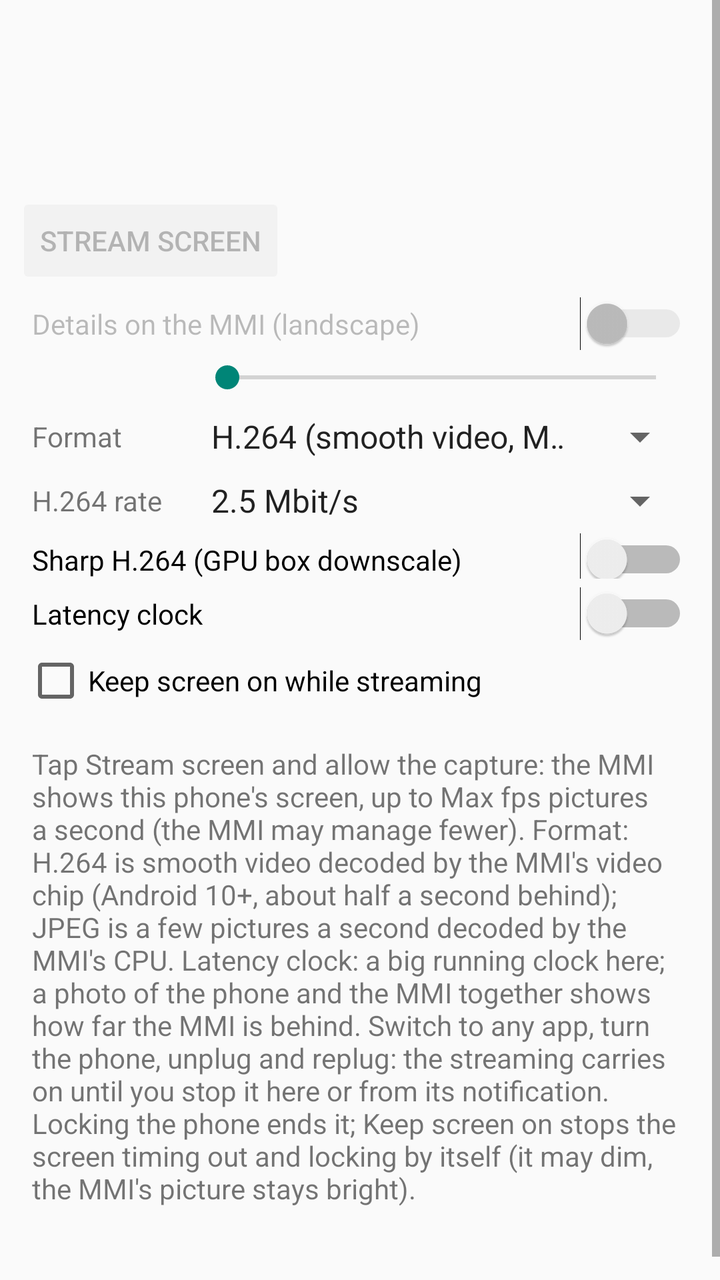
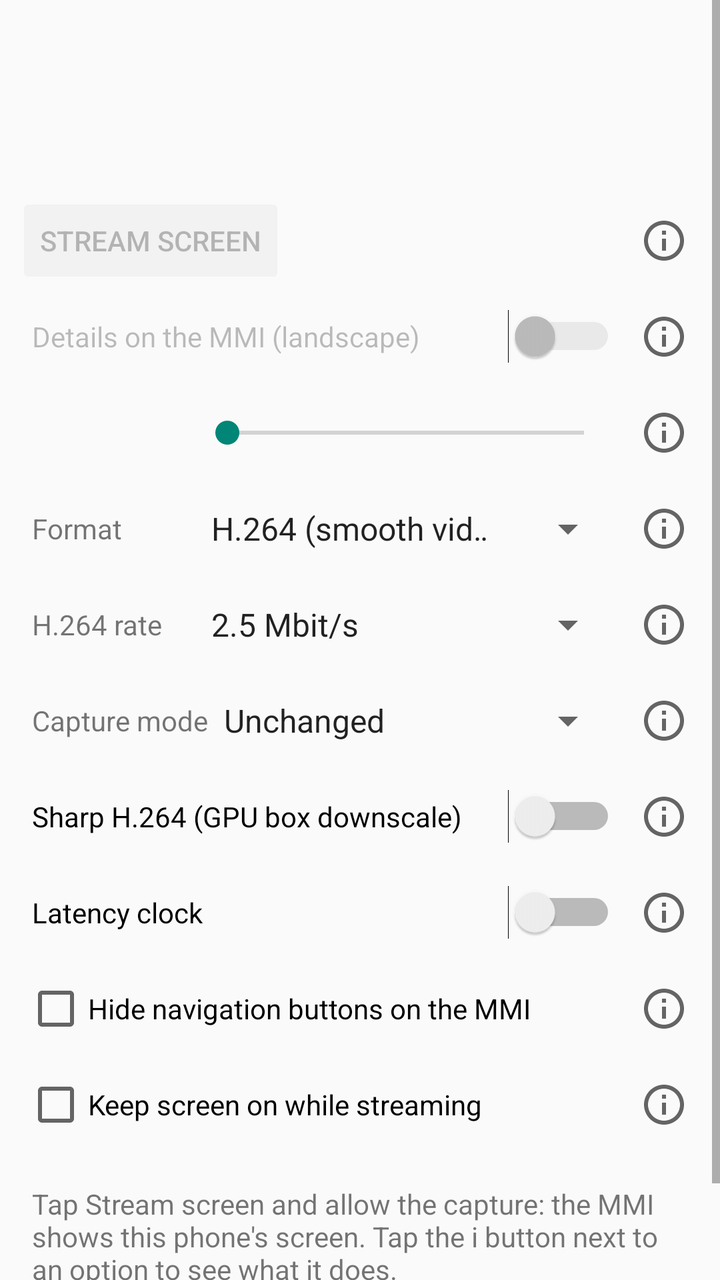

Two renders of the same Android screen: before a commit and after it. Below are the layout's source before the change and the commit's diff.
<!-- AndroidManifest.xml: application theme android:Theme.Material.Light.DarkActionBar -->
<!-- res/layout/activity_main.xml -->
<?xml version="1.0" encoding="utf-8"?>
<ScrollView xmlns:android="http://schemas.android.com/apk/res/android"
    android:layout_width="match_parent"
    android:layout_height="match_parent"
    android:fitsSystemWindows="true">

<LinearLayout
    android:layout_width="match_parent"
    android:layout_height="wrap_content"
    android:orientation="vertical">

    <TextView
        android:id="@+id/status"
        android:layout_width="match_parent"
        android:layout_height="wrap_content"
        android:padding="16dp"
        android:textSize="22sp"
        android:textStyle="bold" />

    <TextView
        android:id="@+id/detail"
        android:layout_width="match_parent"
        android:layout_height="wrap_content"
        android:paddingStart="16dp"
        android:paddingTop="8dp"
        android:paddingEnd="16dp"
        android:paddingBottom="8dp"
        android:textSize="14sp" />

    
    <TextView
        android:id="@+id/clock"
        android:layout_width="match_parent"
        android:layout_height="wrap_content"
        android:background="#000000"
        android:fontFamily="monospace"
        android:gravity="center"
        android:padding="8dp"
        android:textColor="#FFEB3B"
        android:textSize="64sp"
        android:textStyle="bold"
        android:visibility="gone" />

    <LinearLayout
        android:layout_width="match_parent"
        android:layout_height="wrap_content"
        android:gravity="center_vertical"
        android:orientation="horizontal"
        android:paddingStart="8dp"
        android:paddingEnd="16dp">

        <Button
            android:id="@+id/stream"
            android:layout_width="wrap_content"
            android:layout_height="wrap_content"
            android:enabled="false"
            android:text="@string/stream_start" />

        <TextView
            android:id="@+id/video_status"
            android:layout_width="0dp"
            android:layout_height="wrap_content"
            android:layout_weight="1"
            android:paddingStart="8dp"
            android:textSize="13sp" />
    </LinearLayout>

    <Switch
        android:id="@+id/details"
        android:layout_width="match_parent"
        android:layout_height="wrap_content"
        android:enabled="false"
        android:paddingStart="16dp"
        android:paddingTop="8dp"
        android:paddingEnd="16dp"
        android:paddingBottom="8dp"
        android:text="@string/details" />

    <LinearLayout
        android:layout_width="match_parent"
        android:layout_height="wrap_content"
        android:gravity="center_vertical"
        android:orientation="horizontal"
        android:paddingStart="16dp"
        android:paddingEnd="16dp">

        <TextView
            android:id="@+id/fps_label"
            android:layout_width="wrap_content"
            android:layout_height="wrap_content"
            android:minEms="5"
            android:textSize="14sp" />

        <SeekBar
            android:id="@+id/fps"
            android:layout_width="0dp"
            android:layout_height="wrap_content"
            android:layout_weight="1" />
    </LinearLayout>

    <LinearLayout
        android:layout_width="match_parent"
        android:layout_height="wrap_content"
        android:gravity="center_vertical"
        android:orientation="horizontal"
        android:paddingStart="16dp"
        android:paddingTop="8dp"
        android:paddingEnd="16dp">

        <TextView
            android:layout_width="wrap_content"
            android:layout_height="wrap_content"
            android:minEms="5"
            android:text="@string/format"
            android:textSize="14sp" />

        <Spinner
            android:id="@+id/format"
            android:layout_width="0dp"
            android:layout_height="wrap_content"
            android:layout_weight="1"
            android:entries="@array/formats" />
    </LinearLayout>

    <LinearLayout
        android:layout_width="match_parent"
        android:layout_height="wrap_content"
        android:gravity="center_vertical"
        android:orientation="horizontal"
        android:paddingStart="16dp"
        android:paddingTop="8dp"
        android:paddingEnd="16dp">

        <TextView
            android:layout_width="wrap_content"
            android:layout_height="wrap_content"
            android:minEms="5"
            android:text="@string/bit_rate"
            android:textSize="14sp" />

        <Spinner
            android:id="@+id/bit_rate"
            android:layout_width="0dp"
            android:layout_height="wrap_content"
            android:layout_weight="1"
            android:entries="@array/bit_rates" />
    </LinearLayout>

    <Switch
        android:id="@+id/sharp"
        android:layout_width="match_parent"
        android:layout_height="wrap_content"
        android:paddingStart="16dp"
        android:paddingTop="8dp"
        android:paddingEnd="16dp"
        android:text="@string/sharp" />

    <Switch
        android:id="@+id/clock_switch"
        android:layout_width="match_parent"
        android:layout_height="wrap_content"
        android:paddingStart="16dp"
        android:paddingTop="8dp"
        android:paddingEnd="16dp"
        android:paddingBottom="8dp"
        android:text="@string/latency_clock" />

    <CheckBox
        android:id="@+id/keep_screen_on"
        android:layout_width="match_parent"
        android:layout_height="wrap_content"
        android:layout_marginStart="12dp"
        android:layout_marginEnd="16dp"
        android:text="@string/keep_screen_on" />

    <TextView
        android:layout_width="match_parent"
        android:layout_height="wrap_content"
        android:padding="16dp"
        android:text="@string/how_to"
        android:textSize="14sp" />

    <TextView
        android:id="@+id/version"
        android:layout_width="match_parent"
        android:layout_height="wrap_content"
        android:gravity="center"
        android:paddingStart="16dp"
        android:paddingEnd="16dp"
        android:paddingBottom="16dp"
        android:textSize="12sp" />
</LinearLayout>
</ScrollView>
<!-- resources referenced by this layout -->
<resources>
  <string-array name="bit_rates">
          <item>2.5 Mbit/s</item>
          <item>4 Mbit/s</item>
          <item>6 Mbit/s</item>
          <item>8 Mbit/s</item>
      </string-array>
  <string-array name="formats">
          <item>H.264 (smooth video, MMI video chip)</item>
          <item>JPEG (a few pictures a second)</item>
      </string-array>
  <string name="bit_rate">H.264 rate</string>
  <string name="details">Details on the MMI (landscape)</string>
  <string name="format">Format</string>
  <string name="how_to">Tap Stream screen and allow the capture: the MMI shows this phone\'s screen, up to Max fps pictures a second (the MMI may manage fewer). Format: H.264 is smooth video decoded by the MMI\'s video chip (Android 10+, about half a second behind); JPEG is a few pictures a second decoded by the MMI\'s CPU. Latency clock: a big running clock here; a photo of the phone and the MMI together shows how far the MMI is behind. Switch to any app, turn the phone, unplug and replug: the streaming carries on until you stop it here or from its notification. Locking the phone ends it; Keep screen on stops the screen timing out and locking by itself (it may dim, the MMI\'s picture stays bright).</string>
  <string name="keep_screen_on">Keep screen on while streaming</string>
  <string name="latency_clock">Latency clock</string>
  <string name="sharp">Sharp H.264 (GPU box downscale)</string>
  <string name="stream_start">Stream screen</string>
</resources>

<!-- the commit's change to res/layout/activity_main.xml (unified diff, before → after) -->
@@ -42,12 +42,8 @@
         android:visibility="gone" />
 
     <LinearLayout
-        android:layout_width="match_parent"
-        android:layout_height="wrap_content"
-        android:gravity="center_vertical"
-        android:orientation="horizontal"
-        android:paddingStart="8dp"
-        android:paddingEnd="16dp">
+        style="@style/OptionRow"
+        android:paddingStart="8dp">
 
         <Button
             android:id="@+id/stream"
@@ -63,26 +59,28 @@
             android:layout_weight="1"
             android:paddingStart="8dp"
             android:textSize="13sp" />
-    </LinearLayout>
-
-    <Switch
-        android:id="@+id/details"
-        android:layout_width="match_parent"
-        android:layout_height="wrap_content"
-        android:enabled="false"
-        android:paddingStart="16dp"
-        android:paddingTop="8dp"
-        android:paddingEnd="16dp"
-        android:paddingBottom="8dp"
-        android:text="@string/details" />
-
-    <LinearLayout
-        android:layout_width="match_parent"
-        android:layout_height="wrap_content"
-        android:gravity="center_vertical"
-        android:orientation="horizontal"
-        android:paddingStart="16dp"
-        android:paddingEnd="16dp">
+
+        <ImageButton
+            android:id="@+id/info_stream"
+            style="@style/InfoButton" />
+    </LinearLayout>
+
+    <LinearLayout style="@style/OptionRow">
+
+        <Switch
+            android:id="@+id/details"
+            android:layout_width="0dp"
+            android:layout_height="wrap_content"
+            android:layout_weight="1"
+            android:enabled="false"
+            android:text="@string/details" />
+
+        <ImageButton
+            android:id="@+id/info_details"
+            style="@style/InfoButton" />
+    </LinearLayout>
+
+    <LinearLayout style="@style/OptionRow">
 
         <TextView
             android:id="@+id/fps_label"
@@ -96,16 +94,13 @@
             android:layout_width="0dp"
             android:layout_height="wrap_content"
             android:layout_weight="1" />
-    </LinearLayout>
-
-    <LinearLayout
-        android:layout_width="match_parent"
-        android:layout_height="wrap_content"
-        android:gravity="center_vertical"
-        android:orientation="horizontal"
-        android:paddingStart="16dp"
-        android:paddingTop="8dp"
-        android:paddingEnd="16dp">
+
+        <ImageButton
+            android:id="@+id/info_fps"
+            style="@style/InfoButton" />
+    </LinearLayout>
+
+    <LinearLayout style="@style/OptionRow">
 
         <TextView
             android:layout_width="wrap_content"
@@ -120,16 +115,13 @@
             android:layout_height="wrap_content"
             android:layout_weight="1"
             android:entries="@array/formats" />
-    </LinearLayout>
-
-    <LinearLayout
-        android:layout_width="match_parent"
-        android:layout_height="wrap_content"
-        android:gravity="center_vertical"
-        android:orientation="horizontal"
-        android:paddingStart="16dp"
-        android:paddingTop="8dp"
-        android:paddingEnd="16dp">
+
+        <ImageButton
+            android:id="@+id/info_format"
+            style="@style/InfoButton" />
+    </LinearLayout>
+
+    <LinearLayout style="@style/OptionRow">
 
         <TextView
             android:layout_width="wrap_content"
@@ -144,34 +136,92 @@
             android:layout_height="wrap_content"
             android:layout_weight="1"
             android:entries="@array/bit_rates" />
-    </LinearLayout>
-
-    <Switch
-        android:id="@+id/sharp"
-        android:layout_width="match_parent"
-        android:layout_height="wrap_content"
-        android:paddingStart="16dp"
-        android:paddingTop="8dp"
-        android:paddingEnd="16dp"
-        android:text="@string/sharp" />
-
-    <Switch
-        android:id="@+id/clock_switch"
-        android:layout_width="match_parent"
-        android:layout_height="wrap_content"
-        android:paddingStart="16dp"
-        android:paddingTop="8dp"
-        android:paddingEnd="16dp"
-        android:paddingBottom="8dp"
-        android:text="@string/latency_clock" />
-
-    <CheckBox
-        android:id="@+id/keep_screen_on"
-        android:layout_width="match_parent"
-        android:layout_height="wrap_content"
-        android:layout_marginStart="12dp"
-        android:layout_marginEnd="16dp"
-        android:text="@string/keep_screen_on" />
+
+        <ImageButton
+            android:id="@+id/info_bit_rate"
+            style="@style/InfoButton" />
+    </LinearLayout>
+
+    <LinearLayout style="@style/OptionRow">
+
+        <TextView
+            android:layout_width="wrap_content"
+            android:layout_height="wrap_content"
+            android:minEms="5"
+            android:text="@string/vcap_mode"
+            android:textSize="14sp" />
+
+        <Spinner
+            android:id="@+id/vcap_mode"
+            android:layout_width="0dp"
+            android:layout_height="wrap_content"
+            android:layout_weight="1"
+            android:entries="@array/vcap_modes" />
+
+        <ImageButton
+            android:id="@+id/info_vcap_mode"
+            style="@style/InfoButton" />
+    </LinearLayout>
+
+    <LinearLayout style="@style/OptionRow">
+
+        <Switch
+            android:id="@+id/sharp"
+            android:layout_width="0dp"
+            android:layout_height="wrap_content"
+            android:layout_weight="1"
+            android:text="@string/sharp" />
+
+        <ImageButton
+            android:id="@+id/info_sharp"
+            style="@style/InfoButton" />
+    </LinearLayout>
+
+    <LinearLayout style="@style/OptionRow">
+
+        <Switch
+            android:id="@+id/clock_switch"
+            android:layout_width="0dp"
+            android:layout_height="wrap_content"
+            android:layout_weight="1"
+            android:text="@string/latency_clock" />
+
+        <ImageButton
+            android:id="@+id/info_clock"
+            style="@style/InfoButton" />
+    </LinearLayout>
+
+    <LinearLayout
+        style="@style/OptionRow"
+        android:paddingStart="12dp">
+
+        <CheckBox
+            android:id="@+id/hide_nav_bar"
+            android:layout_width="0dp"
+            android:layout_height="wrap_content"
+            android:layout_weight="1"
+            android:text="@string/hide_nav_bar" />
+
+        <ImageButton
+            android:id="@+id/info_hide_nav_bar"
+            style="@style/InfoButton" />
+    </LinearLayout>
+
+    <LinearLayout
+        style="@style/OptionRow"
+        android:paddingStart="12dp">
+
+        <CheckBox
+            android:id="@+id/keep_screen_on"
+            android:layout_width="0dp"
+            android:layout_height="wrap_content"
+            android:layout_weight="1"
+            android:text="@string/keep_screen_on" />
+
+        <ImageButton
+            android:id="@+id/info_keep_screen_on"
+            style="@style/InfoButton" />
+    </LinearLayout>
 
     <TextView
         android:layout_width="match_parent"
<!-- resource entries referenced after the edit -->
@@ -10,13 +10,48 @@
           <item>H.264 (smooth video, MMI video chip)</item>
           <item>JPEG (a few pictures a second)</item>
       </string-array>
+  <string-array name="vcap_modes">
+          <item>Unchanged</item>
+          <item>Bob</item>
+          <item>Weave</item>
+          <item>Odd only</item>
+      </string-array>
   <string name="bit_rate">H.264 rate</string>
   <string name="details">Details on the MMI (landscape)</string>
   <string name="format">Format</string>
-  <string name="how_to">Tap Stream screen and allow the capture: the MMI shows this phone\'s screen, up to Max fps pictures a second (the MMI may manage fewer). Format: H.264 is smooth video decoded by the MMI\'s video chip (Android 10+, about half a second behind); JPEG is a few pictures a second decoded by the MMI\'s CPU. Latency clock: a big running clock here; a photo of the phone and the MMI together shows how far the MMI is behind. Switch to any app, turn the phone, unplug and replug: the streaming carries on until you stop it here or from its notification. Locking the phone ends it; Keep screen on stops the screen timing out and locking by itself (it may dim, the MMI\'s picture stays bright).</string>
+  <string name="hide_nav_bar">Hide navigation buttons on the MMI</string>
+  <string name="how_to">Tap Stream screen and allow the capture: the MMI shows this phone\'s screen. Tap the i button next to an option to see what it does.</string>
   <string name="keep_screen_on">Keep screen on while streaming</string>
   <string name="latency_clock">Latency clock</string>
   <string name="sharp">Sharp H.264 (GPU box downscale)</string>
   <string name="stream_start">Stream screen</string>
+  <string name="vcap_mode">Capture mode</string>
+  <style name="InfoButton">
+          <item name="android:layout_width">48dp</item>
+          <item name="android:layout_height">48dp</item>
+          <item name="android:background">?android:attr/selectableItemBackgroundBorderless</item>
+          <item name="android:padding">12dp</item>
+          <item name="android:src">@drawable/ic_info</item>
+      </style>
+  <style name="OptionRow">
+          <item name="android:layout_width">match_parent</item>
+          <item name="android:layout_height">wrap_content</item>
+          <item name="android:gravity">center_vertical</item>
+          <item name="android:orientation">horizontal</item>
+          <item name="android:paddingStart">16dp</item>
+          <item name="android:paddingEnd">4dp</item>
+      </style>
+  <!-- drawable ic_info (drawable) -->
+  <?xml version="1.0" encoding="utf-8"?>
+  <vector xmlns:android="http://schemas.android.com/apk/res/android"
+      android:width="24dp"
+      android:height="24dp"
+      android:tint="?android:attr/textColorSecondary"
+      android:viewportWidth="24"
+      android:viewportHeight="24">
+      <path
+          android:fillColor="#FFFFFFFF"
+          android:pathData="M11,7h2v2h-2zM11,11h2v6h-2zM12,2C6.48,2 2,6.48 2,12s4.48,10 10,10 10,-4.48 10,-10S17.52,2 12,2zM12,20c-4.41,0 -8,-3.59 -8,-8s3.59,-8 8,-8 8,3.59 8,8 -3.59,8 -8,8z" />
+  </vector>
 </resources>
 
